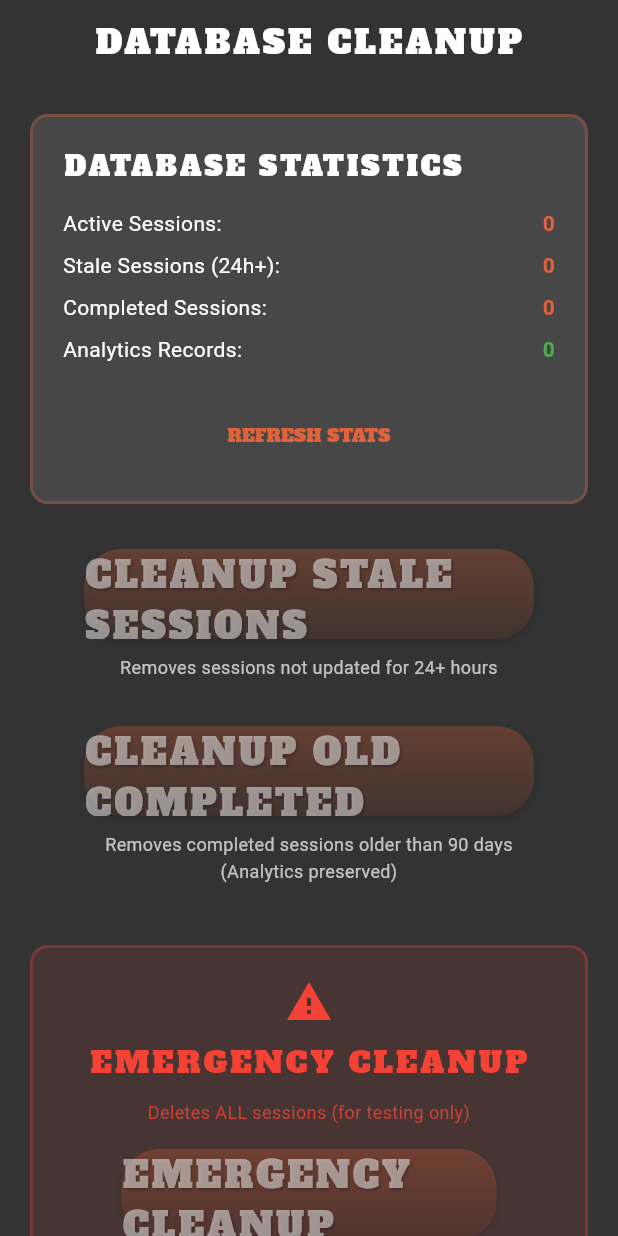
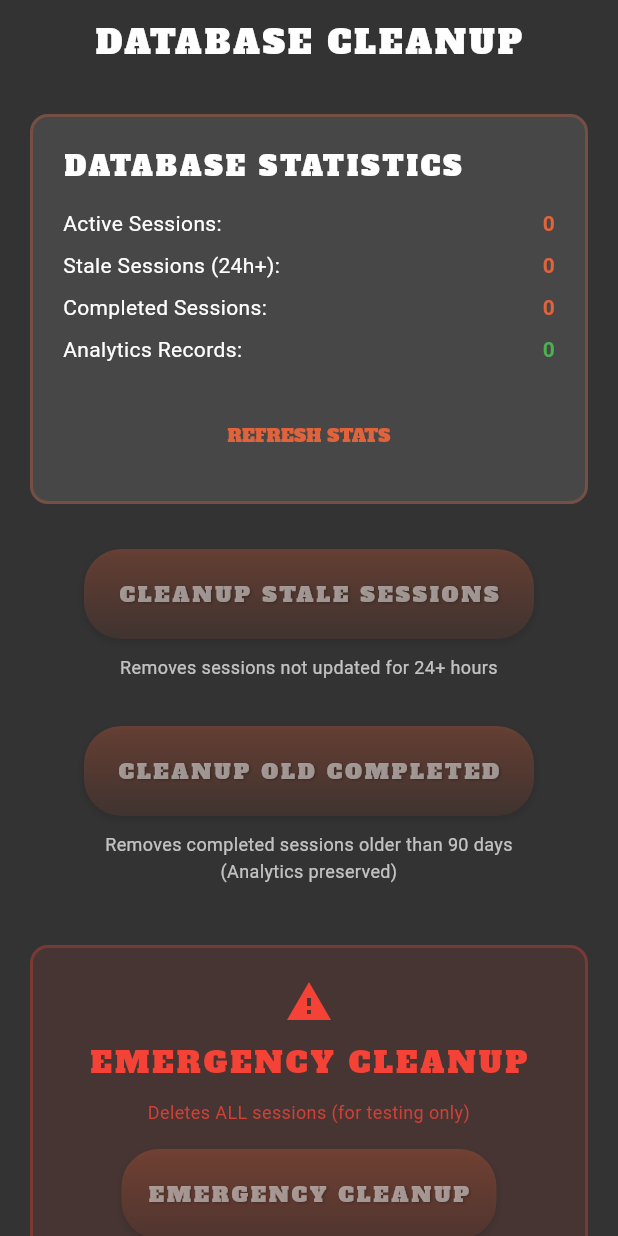
Before and after one commit to don-haddad/mafia-mod-tool, a Flutter app: the CleanupScreen screen opened directly, on a phone screen of 412 x 824 dp. Run offline on Flutter 3.47's test engine with Material 3 defaults, Android fonts, the light colour scheme and no system bars; our stand-ins replace cloud_firestore, firebase_core, flutter_svg, qr_flutter; accounts and stored records are empty.

Commit message:
database clean up UI fix

```diff
--- a/lib/screens/cleanup_screen.dart
+++ b/lib/screens/cleanup_screen.dart
@@ -262,6 +262,7 @@ class _CleanupScreenState extends State<CleanupScreen> {
             // Cleanup Buttons
             PrimaryButton(
               text: 'CLEANUP STALE SESSIONS',
+              fontSize: 14,
               width: 300,
               onPressed: (_stats['staleSessions'] ?? 0) > 0 ? _cleanupStaleSessions : null,
             ),
@@ -275,6 +276,7 @@ class _CleanupScreenState extends State<CleanupScreen> {
 
             PrimaryButton(
               text: 'CLEANUP OLD COMPLETED',
+              fontSize: 14,
               width: 300,
               onPressed: (_stats['completedSessions'] ?? 0) > 0 ? _cleanupOldSessions : null,
             ),
@@ -324,6 +326,7 @@ class _CleanupScreenState extends State<CleanupScreen> {
                   const SizedBox(height: 15),
                   PrimaryButton(
                     text: 'EMERGENCY CLEANUP',
+                    fontSize: 14,
                     width: 250,
                     onPressed: ((_stats['activeSessions'] ?? 0) > 0 ||
                         (_stats['completedSessions'] ?? 0) > 0)
```
